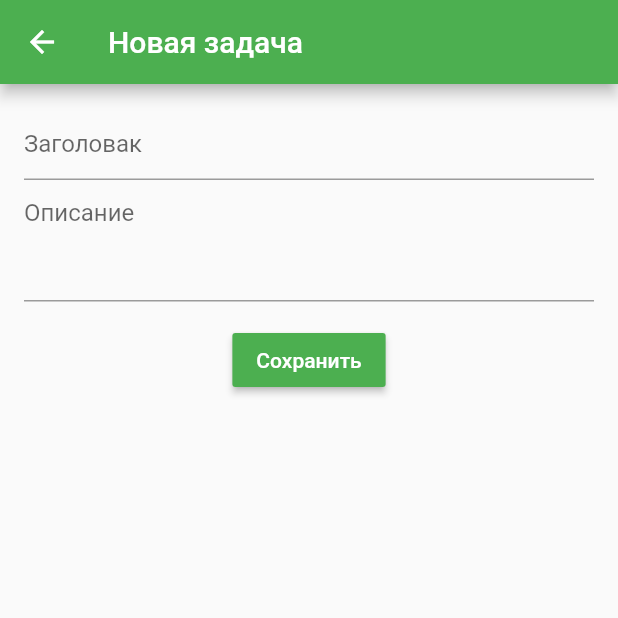
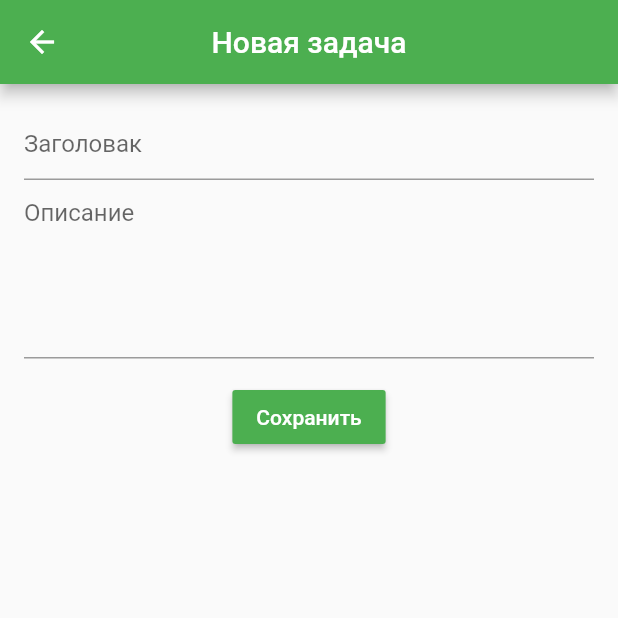
Before and after one commit to Sadid-USN/sqfLite, a Flutter app: the AddTodo screen opened directly, on a phone screen of 412 x 824 dp, the top half of it. Run offline on Flutter 3.47's test engine with Material 2 defaults, Android fonts, the phone set to English and light mode, and no system bars; our stand-ins replace flutter_slidable, google_fonts, progress_indicators, sqflite; accounts and stored records are empty.

Commit message:
fixed willpopscopes issue

```diff
--- a/lib/screen/add_todo_page.dart
+++ b/lib/screen/add_todo_page.dart
@@ -1,5 +1,6 @@
 import 'package:flutter/material.dart';
 import 'package:sql_db/home_page.dart';
+import 'package:sql_db/screen/all_todo_page.dart';
 import 'package:sql_db/sql_db.dart';
 
 class AddTodo extends StatefulWidget {
@@ -15,13 +16,17 @@ class _AddTodoState extends State<AddTodo> {
   final GlobalKey<FormState> _formKey = GlobalKey<FormState>();
   final TextEditingController _titleController = TextEditingController();
   final TextEditingController _todoController = TextEditingController();
-  final TextEditingController _done = TextEditingController();
 
   @override
   Widget build(BuildContext context) {
-    return Scaffold(
+    return WillPopScope(
+      onWillPop: () async {
+        return false;
+      },
+      child: Scaffold(
         appBar: AppBar(
           title: const Text('Новая задача'),
+          centerTitle: true,
         ),
         body: Container(
             padding: const EdgeInsets.all(16.0),
@@ -39,10 +44,11 @@ class _AddTodoState extends State<AddTodo> {
                         //   return null;
                         // }),
                         controller: _titleController,
-                      decoration: const InputDecoration(hintText: 'Заголовак'),
+                        decoration:
+                            const InputDecoration(hintText: 'Заголовак'),
                       ),
                       TextFormField(
-                      maxLines: 3,
+                        maxLines: 5,
                         controller: _todoController,
                         decoration: const InputDecoration(hintText: 'Описание'),
                       ),
@@ -63,7 +69,8 @@ class _AddTodoState extends State<AddTodo> {
                             )
                             ''');
                           if (response > 0) {
-                          Navigator.of(context).pushReplacement(
+                            Navigator.pushReplacement(
+                              context,
                               MaterialPageRoute(
                                 builder: (context) {
                                   return const HomePage();
@@ -108,6 +115,7 @@ class _AddTodoState extends State<AddTodo> {
                 // ),
               ],
             )),
+      ),
     );
   }
 }
```
Also changed, not shown: lib/home_page.dart (+34 -1 lines), lib/screen/all_todo_page.dart (+18 -3 lines), lib/screen/completed_todo.dart (+9 -0 lines), lib/screen/edit_page.dart (+8 -2 lines), 4 other files. Lines whose indentation alone changed are shown as unchanged.
